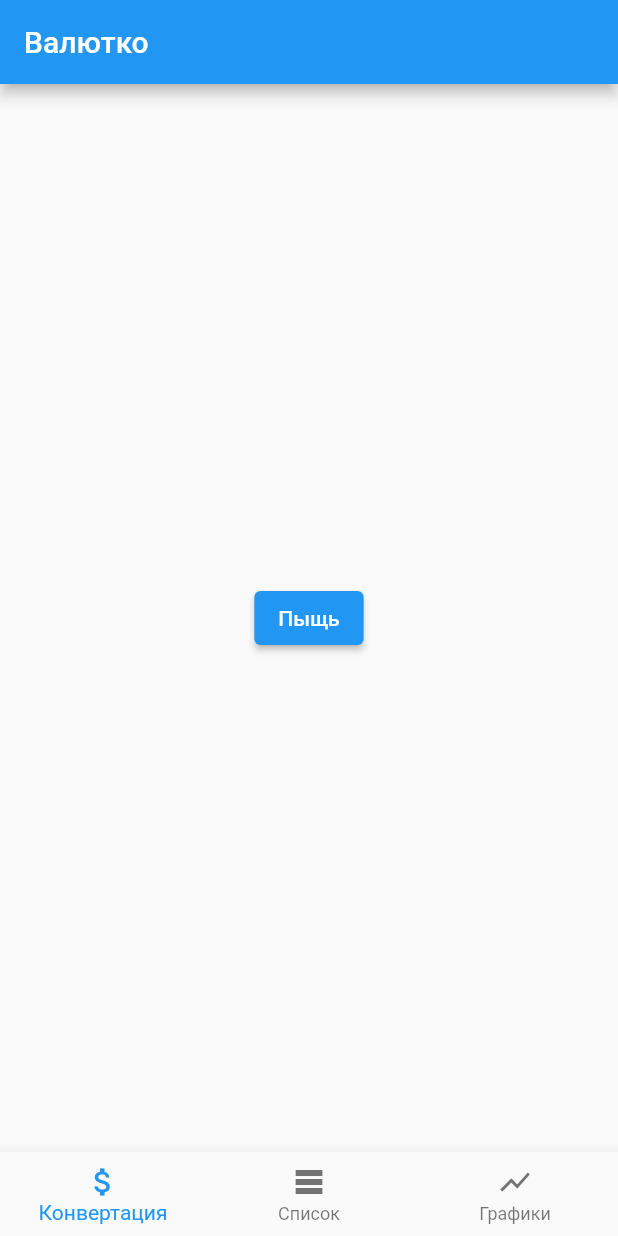
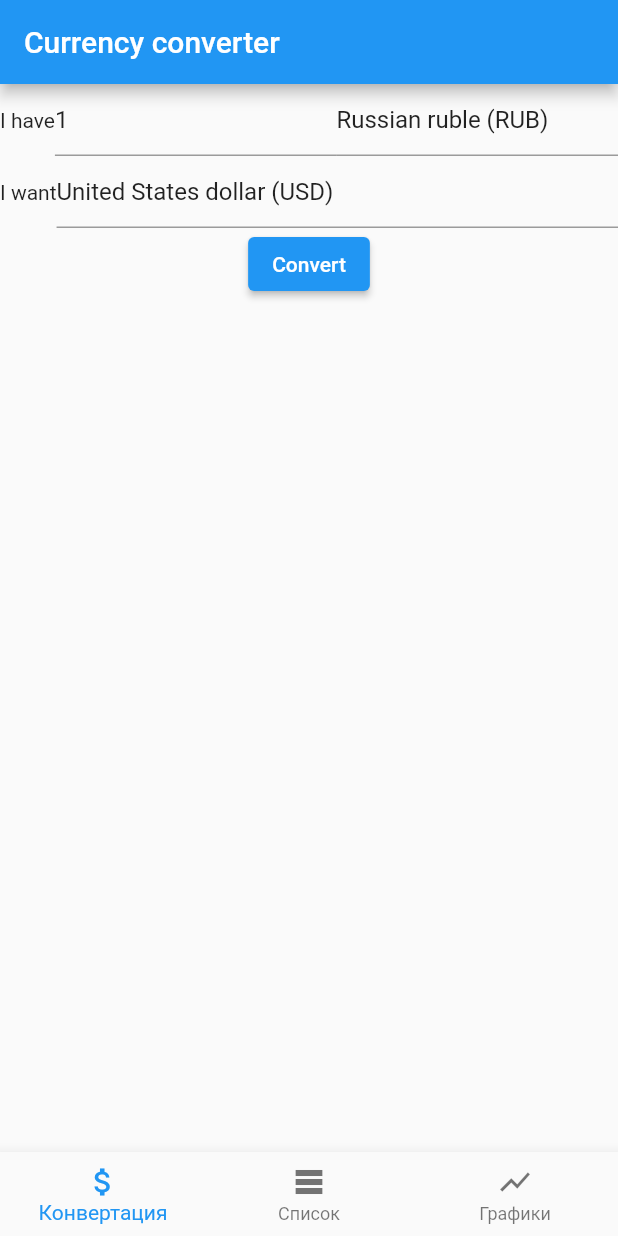
Before and after one commit to Bachar-official/flutter_currency, a Flutter app: the screen it shows after launch, on a phone screen of 412 x 824 dp. Run offline on Flutter 3.47's test engine with Material 2 defaults, Android fonts, the phone set to English and light mode, and no system bars; our stand-ins replace dio; network calls fail.

Commit message:
ViewModel update

```diff
--- a/lib/constants/urls.dart
+++ b/lib/constants/urls.dart
@@ -28,8 +28,6 @@ class Urls {
     DateFormat formatter = DateFormat('yyyy-MM-dd');
     String strFrom = formatter.format(from);
     String strTo = formatter.format(to);
-    print('$_baseUrl/convert?q=${base.id}_${destination.id}&compact=ultra'
-        '&date=$strFrom&endDate=$strTo&apiKey=$apiKey');
     return '$_baseUrl/convert?q=${base.id}_${destination.id}&compact=ultra'
         '&date=$strFrom&endDate=$strTo&apiKey=$apiKey';
   }
--- a/lib/entities/currency.dart
+++ b/lib/entities/currency.dart
@@ -3,8 +3,11 @@ class Currency {
   late String id;
   Currency({required this.name, required this.id});
 
+  factory Currency.fromJson(Map<String, dynamic> json) =>
+      Currency(name: json['currencyName'], id: json['id']);
+
   @override
   String toString() {
-    return 'Currency, name: $name, id: $id';
+    return '$name ($id)';
   }
 }
--- a/lib/entities/currency_pair.dart
+++ b/lib/entities/currency_pair.dart
@@ -0,0 +1,10 @@
+import 'currency.dart';
+
+class CurrencyPair {
+  late final Currency source;
+  late final Currency destination;
+  late final num price;
+
+  CurrencyPair(
+      {required this.source, required this.destination, required this.price});
+}
--- a/lib/ui/conversion_page/conversion_page.dart
+++ b/lib/ui/conversion_page/conversion_page.dart
@@ -3,27 +3,71 @@ import 'package:flutter/material.dart';
 import 'package:flutter_currency/constants/currency_dictionary.dart';
 import 'package:flutter_currency/domain/repository/net_repository.dart';
 import 'package:flutter_currency/domain/view_model/conversion_page_view_model.dart';
+import 'package:flutter_currency/entities/currency.dart';
+import 'package:flutter_currency/ui/conversion_page/components/convert_result.dart';
 import 'package:provider/provider.dart';
-
-import 'components/autocomplete_decoration.dart';
 
 class ConversionPage extends StatelessWidget {
   const ConversionPage({Key? key}) : super(key: key);
 
   @override
   Widget build(BuildContext context) {
-    NetRepository repository = NetRepository(dio: Dio());
-    return Scaffold(
-      body: Center(
-        child: ElevatedButton(
-          child: Text('Пыщь'),
-          onPressed: () async {
-            // var response = await repository.getCurrencies();
-            // response.forEach(print);
-            await repository.getHistorical();
-            },
-        ),
-      ),
+    return Consumer<ConversionPageViewModel>(
+      builder: (context, model, child) {
+        TextEditingController amountController =
+            TextEditingController(text: model.amount.toString());
+        return Scaffold(
+          body: Column(
+            children: [
+              Row(
+                children: [
+                  const Text('I have'),
+                  Flexible(
+                    child: TextField(
+                      controller: amountController,
+                      keyboardType: TextInputType.number,
+                      onChanged: model.setAmount,
+                    ),
+                  ),
+                  Flexible(
+                    child: Autocomplete<Currency>(
+                      initialValue:
+                          TextEditingValue(text: model.source.toString()),
+                      optionsBuilder: (TextEditingValue value) =>
+                          model.currencies.where((currency) => currency.name
+                              .toLowerCase()
+                              .startsWith(value.text.toLowerCase())),
+                    ),
+                  )
+                ],
+              ),
+              Row(
+                children: [
+                  const Text('I want'),
+                  Flexible(
+                    child: Autocomplete<Currency>(
+                      initialValue:
+                          TextEditingValue(text: model.destination.toString()),
+                      optionsBuilder: (TextEditingValue value) =>
+                          model.currencies.where((currency) => currency.name
+                              .toLowerCase()
+                              .startsWith(value.text.toLowerCase())),
+                    ),
+                  ),
+                ],
+              ),
+              ElevatedButton(
+                  onPressed: model.convert, child: const Text('Convert')),
+              model.pair.price != 0
+                  ? ConvertResult(
+                      pair: model.pair,
+                      amount: model.amount,
+                      isLoading: model.isLoading)
+                  : const SizedBox.shrink()
+            ],
+          ),
+        );
+      },
     );
   }
 }
--- a/lib/ui/homepage/homepage.dart
+++ b/lib/ui/homepage/homepage.dart
@@ -28,7 +28,7 @@ class Homepage extends StatelessWidget {
     var provider = Provider.of<NavigationViewModel>(context, listen: true);
     return Scaffold(
       appBar: AppBar(
-        title: const Text('Валютко'),
+        title: const Text('Currency converter'),
       ),
       body: _getPage(provider.pageIndex),
       bottomNavigationBar:  BottomBar(
```
Also changed, not shown: lib/domain/repository/net_repository.dart (+21 -6 lines), lib/domain/view_model/conversion_page_view_model.dart (+21 -25 lines), lib/ui/conversion_page/components/convert_result.dart (+31 -0 lines).
